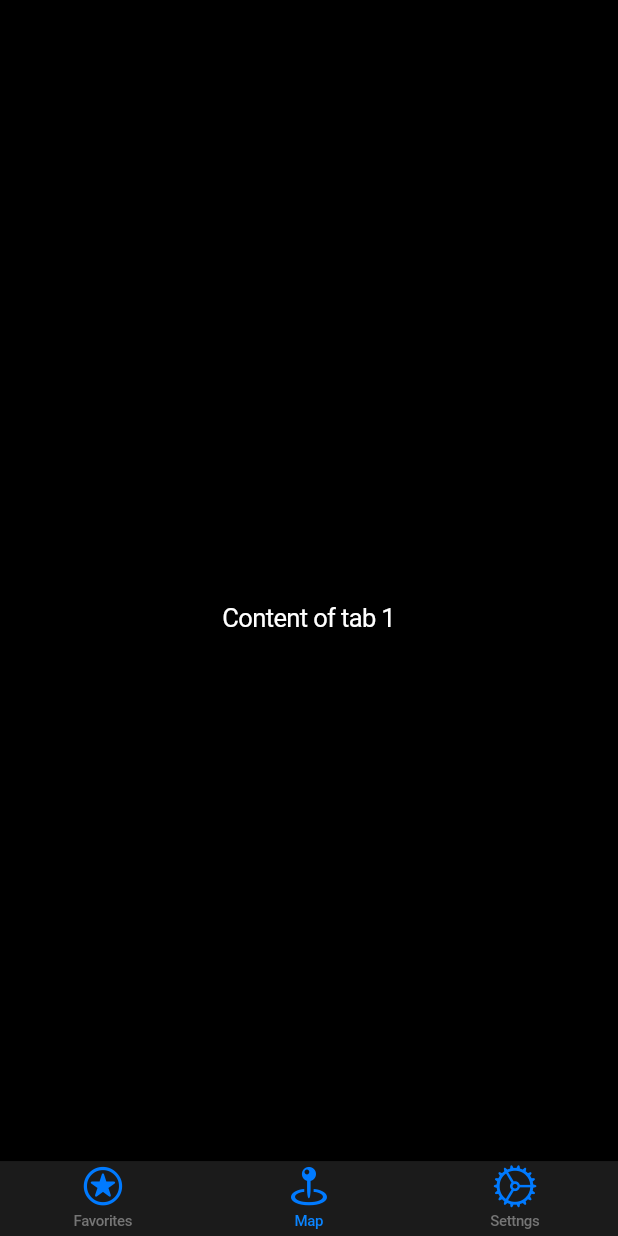
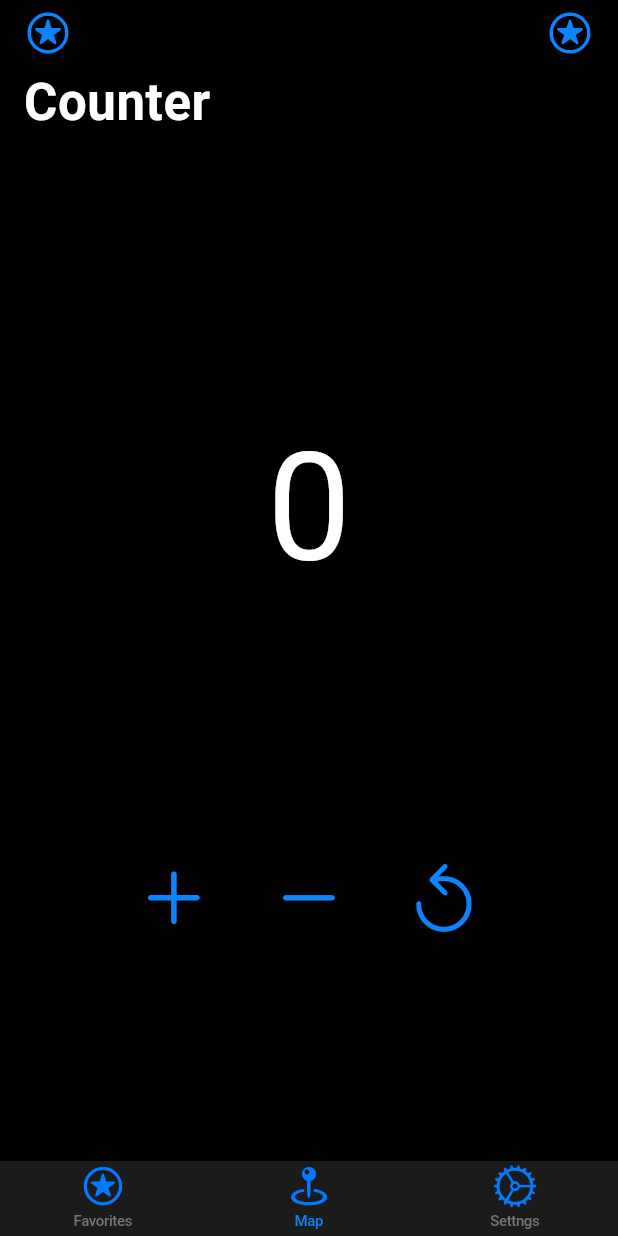
Before and after one commit to armando-mobile-flutter/gio-restaurants, a Flutter app: the screen it shows after launch, item 2 of the bottom bar chosen, on a phone screen of 412 x 824 dp. Run offline on Flutter 3.47's test engine with Material 2 defaults, Android fonts, the phone set to English and light mode, and no system bars; our stand-ins replace shared_preferences.

Commit message:
Implement Favorite Provider in Favorite Screen

```diff
--- a/lib/app/main/extensions/registration_extentions.dart
+++ b/lib/app/main/extensions/registration_extentions.dart
@@ -1,6 +1,5 @@
 import 'package:flutter/cupertino.dart';
-import 'package:gio_restaurants/app/main/providers/preference_provider.dart';
-import 'package:gio_restaurants/app/main/repositories/preferences_repository.dart';
+import 'package:gio_restaurants/app/main/repositories/index.dart';
 import 'package:provider/provider.dart';
 import 'package:gio_restaurants/app/main/providers/index.dart';
 import 'package:provider/single_child_widget.dart';
@@ -32,6 +31,10 @@ class ChangeNotifierProviderRegistration {
   static List<SingleChildWidget> changeNotifierProviders = <SingleChildWidget>[
     ChangeNotifierProvider(
         create: (_) =>
-            PreferenceProvider(preferencesRepository: PreferencesRepository()))
+            PreferenceProvider(preferencesRepository: PreferencesRepository())),
+    ChangeNotifierProvider(
+        create: (_) =>
+            FavoriteProvider(favoriteRepository: FavoriteRepository())),
+    ChangeNotifierProvider(create: (_) => CounterProvider())
   ];
 }
--- a/lib/app/main/interfaces/index.dart
+++ b/lib/app/main/interfaces/index.dart
@@ -1 +1,2 @@
 export 'package:gio_restaurants/app/main/interfaces/ipreferences_repository.dart';
+export 'package:gio_restaurants/app/main/interfaces/ifavorite_repository.dart';
--- a/lib/app/main/models/favorite_model.dart
+++ b/lib/app/main/models/favorite_model.dart
@@ -13,6 +13,7 @@ class FavoriteModel {
   String get address => _address;
   bool get status => _status;
 
+  set id(int id) => _id = id;
   set restaurantName(String name) =>
       (_restaurantName = name.length >= 30 ? name.substring(0, 30) : name);
   set address(String address) => _address = address;
--- /dev/null
+++ b/lib/app/main/providers/counter_provider.dart
@@ -0,0 +1,21 @@
+import 'package:flutter/foundation.dart';
+
+class CounterProvider with ChangeNotifier {
+  int _count = 0;
+  int get count => _count;
+
+  void increment() {
+    _count++;
+    notifyListeners();
+  }
+
+  void decrement() {
+    _count--;
+    notifyListeners();
+  }
+
+  void reset() {
+    _count = 0;
+    notifyListeners();
+  }
+}
--- /dev/null
+++ b/lib/app/main/providers/favorite_provider.dart
@@ -0,0 +1,42 @@
+import 'package:flutter/foundation.dart';
+import 'package:gio_restaurants/app/main/interfaces/index.dart';
+import 'package:gio_restaurants/app/main/models/index.dart';
+
+class FavoriteProvider with ChangeNotifier {
+  final IFavoriteRepository _favoriteRepository;
+
+  FavoriteProvider({required IFavoriteRepository favoriteRepository})
+      : _favoriteRepository = favoriteRepository;
+
+  List<FavoriteModel>? get favorites => _favoriteRepository.favorites;
+
+  Future<List<FavoriteModel>?> getAll() async {
+    var result = await _favoriteRepository.getAll();
+
+    notifyListeners();
+
+    return result;
+  }
+
+  Future<FavoriteModel?> get(int id) async {
+    var result = await _favoriteRepository.get(id);
+
+    notifyListeners();
+
+    return result;
+  }
+
+  Future<FavoriteModel> save(FavoriteModel model) async {
+    var result = await _favoriteRepository.save(model);
+
+    notifyListeners();
+
+    return result;
+  }
+
+  Future<void> delete(int id) async {
+    await _favoriteRepository.delete(id);
+
+    notifyListeners();
+  }
+}
--- a/lib/app/main/providers/index.dart
+++ b/lib/app/main/providers/index.dart
@@ -1 +1,3 @@
 export 'package:gio_restaurants/app/main/providers/preference_provider.dart';
+export 'package:gio_restaurants/app/main/providers/favorite_provider.dart';
+export 'package:gio_restaurants/app/main/providers/counter_provider.dart';
--- /dev/null
+++ b/lib/app/main/repositories/index.dart
@@ -0,0 +1,2 @@
+export 'package:gio_restaurants/app/main/repositories/preferences_repository.dart';
+export 'package:gio_restaurants/app/main/repositories/favorite_repository.dart';
--- a/lib/app/main/screens/tab_bar.dart
+++ b/lib/app/main/screens/tab_bar.dart
@@ -1,7 +1,9 @@
 import 'package:flutter/cupertino.dart';
 import 'package:gio_restaurants/app/main/favorites/screens/index.dart';
+import 'package:gio_restaurants/app/main/providers/index.dart';
 import 'package:gio_restaurants/app/main/settings/screen/setting_screen.dart';
 import 'package:gio_restaurants/app/main/utils/build_theme.dart';
+import 'package:provider/provider.dart';
 
 class TabBar extends StatelessWidget {
   const TabBar({super.key});
@@ -27,12 +29,80 @@ class TabBar extends StatelessWidget {
       ),
       tabBuilder: ((BuildContext context, int index) =>
           CupertinoTabView(builder: (BuildContext context) {
-            if (index == 0) {
-              return const FavoriteNavigationBar();
-            } else if (index == 2) {
-              return const SettingNavigationBar();
-            } else {
-              return Center(child: Text('Content of tab $index'));
+            Widget? render;
+
+            switch (index) {
+              case 0:
+                render = const FavoriteNavigationBar();
+                break;
+              case 1:
+                render = const Counter();
+                break;
+              case 2:
+                render = const SettingNavigationBar();
+                break;
+              default:
+                render = Center(child: Text('Content of tab $index'));
+                break;
             }
+
+            return render;
           })));
 }
+
+class Counter extends StatelessWidget {
+  const Counter({super.key});
+
+  @override
+  Widget build(BuildContext context) {
+    final counterProvider = context.watch<CounterProvider>();
+
+    return CupertinoPageScaffold(
+        child: CustomScrollView(slivers: <Widget>[
+      const CupertinoSliverNavigationBar(
+          leading: Icon(CupertinoIcons.star_circle),
+          largeTitle: Text(
+            'Counter',
+            textAlign: TextAlign.center,
+          ),
+          trailing: Icon(CupertinoIcons.star_circle)),
+      SliverFillRemaining(
+        child: Stack(
+          alignment: AlignmentDirectional.centerStart,
+          children: <Widget>[
+            Column(
+              mainAxisAlignment: MainAxisAlignment.center,
+              children: <Widget>[
+                Center(
+                    child: Text('${counterProvider.count}',
+                        style: const TextStyle(fontSize: 100))),
+                const SizedBox(
+                  height: 160.0,
+                ),
+                Center(
+                  child: Row(
+                    mainAxisAlignment: MainAxisAlignment.center,
+                    children: <Widget>[
+                      CupertinoButton(
+                          child: const Icon(CupertinoIcons.add, size: 50.0),
+                          onPressed: () =>
+                              context.read<CounterProvider>().increment()),
+                      CupertinoButton(
+                          child: const Icon(CupertinoIcons.minus, size: 50.0),
+                          onPressed: () =>
+                              context.read<CounterProvider>().decrement()),
+                      CupertinoButton(
+                          child: const Icon(CupertinoIcons.restart, size: 50.0),
+                          onPressed: () =>
+                              context.read<CounterProvider>().reset())
+                    ],
+                  ),
+                )
+              ],
+            )
+          ],
+        ),
+      )
+    ]));
+  }
+}
```
Also changed, not shown: lib/app/main/favorites/screens/favorite_list.dart (+11 -6 lines), lib/app/main/favorites/screens/favorite_navigation_bar.dart (+16 -5 lines), lib/app/main/interfaces/ifavorite_repository.dart (added, +9 -0 lines), lib/app/main/repositories/favorite_repository.dart (added, +42 -0 lines).
